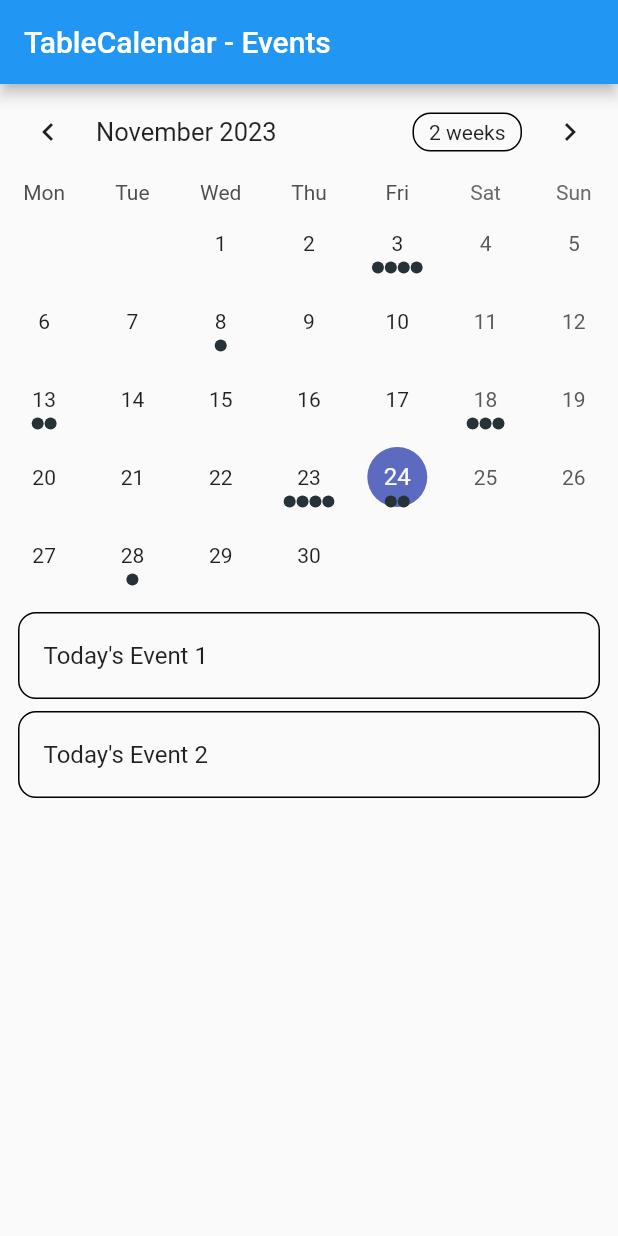
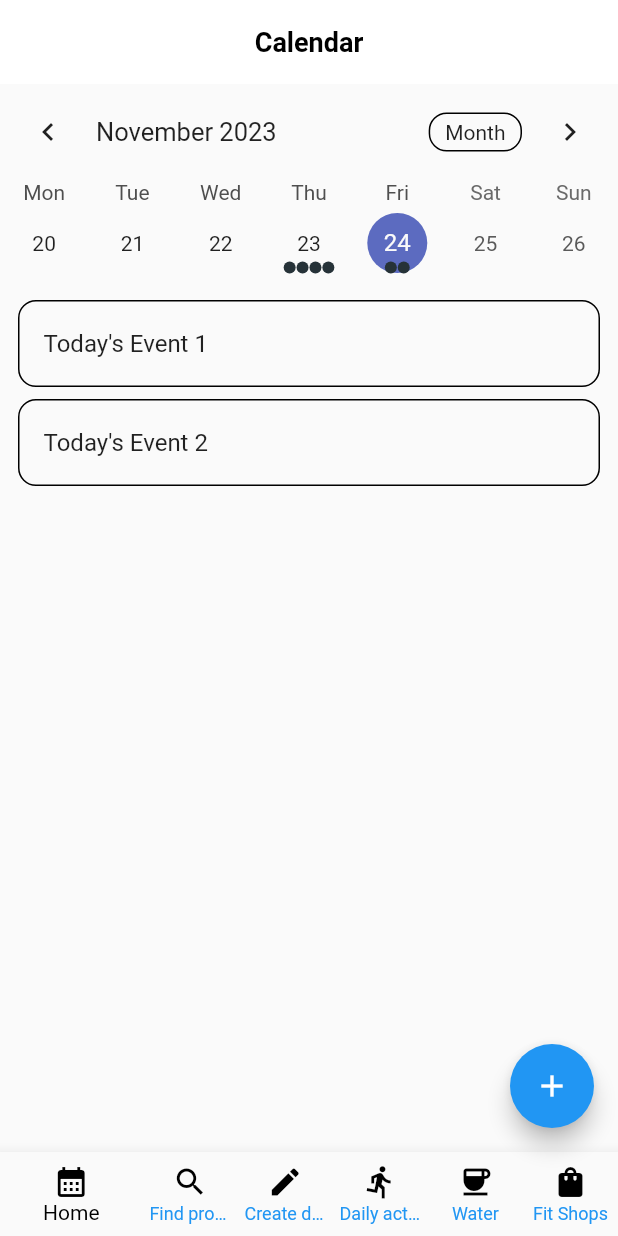
Before and after one commit to hardKokos/23_FitMe, a Flutter app: the screen it shows after launch, on a phone screen of 412 x 824 dp. Run offline on Flutter 3.47's test engine with Material 2 defaults, Android fonts, the phone set to English and light mode, and no system bars; drawn by our look-alikes of table_calendar; our stand-ins replace flutter_form_builder.

Commit message:
Started new build. First touches on home page

```diff
--- /dev/null
+++ b/frontend/fit_me/lib/calendar.dart
@@ -0,0 +1,186 @@
+import 'package:flutter/material.dart';
+import 'package:table_calendar/table_calendar.dart';
+import 'events.dart';
+import 'form.dart';
+
+class EventCalendarPage extends StatefulWidget {
+  const EventCalendarPage({super.key});
+
+  @override
+  _EventCalendarPageState createState() => _EventCalendarPageState();
+}
+
+class _EventCalendarPageState extends State<EventCalendarPage> {
+  late final ValueNotifier<List<Event>> _selectedEvents;
+  CalendarFormat _calendarFormat = CalendarFormat.week; // Can be toggled on/off by longpressing a date
+  DateTime _focusedDay = DateTime.now();
+  DateTime? _selectedDay;
+  int _currentIndex = 0;
+
+  @override
+  void initState() {
+    super.initState();
+
+    _selectedDay = _focusedDay;
+    _selectedEvents = ValueNotifier(_getEventsForDay(_selectedDay!));
+  }
+
+  @override
+  void dispose() {
+    _selectedEvents.dispose();
+    super.dispose();
+  }
+
+  List<Event> _getEventsForDay(DateTime day) {
+    // Implementation example
+    return kEvents[day] ?? [];
+  }
+
+  void _onDaySelected(DateTime selectedDay, DateTime focusedDay) {
+    if (!isSameDay(_selectedDay, selectedDay)) {
+      setState(() {
+        _selectedDay = selectedDay;
+        _focusedDay = focusedDay;
+      });
+
+      _selectedEvents.value = _getEventsForDay(selectedDay);
+    }
+  }
+
+  @override
+  Widget build(BuildContext context) {
+    return Scaffold(
+      appBar: AppBar(
+        title: const Text(
+          'Calendar',
+          style: TextStyle(
+            fontSize: 18,
+            fontWeight: FontWeight.bold,
+            color: Colors.black
+          ),
+          ),
+        backgroundColor: Colors.white,
+        centerTitle: true,
+        elevation: 0.0,
+      ),
+      floatingActionButton: FloatingActionButton(
+        onPressed: () {
+          // Add onPressed event
+          showModalBottomSheet(
+            context: context,
+            builder: (BuildContext context) {
+              return CustomForm();
+            },
+          );
+        },
+        child: const Icon(Icons.add),
+      ),
+      bottomNavigationBar: BottomNavigationBar(
+        currentIndex: _currentIndex,
+        showUnselectedLabels: true,
+        selectedItemColor: Colors.black,
+        unselectedItemColor: Colors.blue,
+        onTap: (int index){
+          setState(() {
+            _currentIndex = index;
+          });
+        },
+        items: [
+          BottomNavigationBarItem(
+            icon: Icon(
+              Icons.calendar_month,
+              color: Colors.black,
+              ),
+            label: 'Home',
+          ),
+          BottomNavigationBarItem(
+            icon: Icon(
+              Icons.search,
+              color: Colors.black,
+              ),
+            label: 'Find product',
+          ),
+          BottomNavigationBarItem(
+            icon: Icon(
+              Icons.create,
+              color: Colors.black,
+              ),
+            label: 'Create diet',
+          ),
+          BottomNavigationBarItem(
+            icon: Icon(
+              Icons.directions_run,
+              color: Colors.black,
+              ),
+            label: 'Daily activites',
+          ),
+          BottomNavigationBarItem(
+            icon: Icon(
+              Icons.coffee,
+              color: Colors.black,
+              ),
+            label: 'Water',
+          ),
+          BottomNavigationBarItem(
+            icon: Icon(
+              Icons.shopping_bag,
+              color: Colors.black,
+              ),
+            label: 'Fit Shops',
+          ),
+        ],
+      ),
+      body: Column(
+        children: [
+          TableCalendar<Event>(
+            firstDay: kFirstDay,
+            lastDay: kLastDay,
+            focusedDay: _focusedDay,
+            selectedDayPredicate: (day) => isSameDay(_selectedDay, day),
+            calendarFormat: _calendarFormat,
+            eventLoader: _getEventsForDay,
+            startingDayOfWeek: StartingDayOfWeek.monday,
+            onDaySelected: _onDaySelected,
+            onFormatChanged: (format) {
+              if (_calendarFormat != format) {
+                setState(() {
+                  _calendarFormat = format;
+                });
+              }
+            },
+            onPageChanged: (focusedDay) {
+              _focusedDay = focusedDay;
+            },
+          ),
+          const SizedBox(height: 8.0),
+          Expanded(
+            child: ValueListenableBuilder<List<Event>>(
+              valueListenable: _selectedEvents,
+              builder: (context, value, _) {
+                return ListView.builder(
+                  itemCount: value.length,
+                  itemBuilder: (context, index) {
+                    return Container(
+                      margin: const EdgeInsets.symmetric(
+                        horizontal: 12.0,
+                        vertical: 4.0,
+                      ),
+                      decoration: BoxDecoration(
+                        border: Border.all(),
+                        borderRadius: BorderRadius.circular(12.0),
+                      ),
+                      child: ListTile(
+                        onTap: () => print('${value[index]}'), //edit option
+                        title: Text('${value[index]}'),
+                      ),
+                    );
+                  },
+                );
+              },
+            ),
+          ),
+        ],
+      ),
+    );
+  }
+}
--- a/frontend/fit_me/lib/main.dart
+++ b/frontend/fit_me/lib/main.dart
@@ -1,157 +1,19 @@
-// Copyright 2019 Aleksander Woźniak
-// SPDX-License-Identifier: Apache-2.0
+import 'package:fit_me/calendar.dart';
+import 'package:flutter/material.dart';
 
-import 'package:flutter/material.dart';
-import 'package:table_calendar/table_calendar.dart';
-import '../utils.dart';
 
 void main() {
-  runApp(MaterialApp(
-    home: TableEventsExample(),
-  ));
+  runApp(const FitMe());
 }
 
-class TableEventsExample extends StatefulWidget {
-  @override
-  _TableEventsExampleState createState() => _TableEventsExampleState();
-}
+class FitMe extends StatelessWidget {
+  const FitMe({super.key});
 
-class _TableEventsExampleState extends State<TableEventsExample> {
-  late final ValueNotifier<List<Event>> _selectedEvents;
-  CalendarFormat _calendarFormat = CalendarFormat.month;
-  RangeSelectionMode _rangeSelectionMode = RangeSelectionMode
-      .toggledOff; // Can be toggled on/off by longpressing a date
-  DateTime _focusedDay = DateTime.now();
-  DateTime? _selectedDay;
-  DateTime? _rangeStart;
-  DateTime? _rangeEnd;
-
-  @override
-  void initState() {
-    super.initState();
-
-    _selectedDay = _focusedDay;
-    _selectedEvents = ValueNotifier(_getEventsForDay(_selectedDay!));
-  }
-
-  @override
-  void dispose() {
-    _selectedEvents.dispose();
-    super.dispose();
-  }
-
-  List<Event> _getEventsForDay(DateTime day) {
-    // Implementation example
-    return kEvents[day] ?? [];
-  }
-
-  List<Event> _getEventsForRange(DateTime start, DateTime end) {
-    // Implementation example
-    final days = daysInRange(start, end);
-
-    return [
-      for (final d in days) ..._getEventsForDay(d),
-    ];
-  }
-
-  void _onDaySelected(DateTime selectedDay, DateTime focusedDay) {
-    if (!isSameDay(_selectedDay, selectedDay)) {
-      setState(() {
-        _selectedDay = selectedDay;
-        _focusedDay = focusedDay;
-        _rangeStart = null; // Important to clean those
-        _rangeEnd = null;
-        _rangeSelectionMode = RangeSelectionMode.toggledOff;
-      });
-
-      _selectedEvents.value = _getEventsForDay(selectedDay);
-    }
-  }
-
-  void _onRangeSelected(DateTime? start, DateTime? end, DateTime focusedDay) {
-    setState(() {
-      _selectedDay = null;
-      _focusedDay = focusedDay;
-      _rangeStart = start;
-      _rangeEnd = end;
-      _rangeSelectionMode = RangeSelectionMode.toggledOn;
-    });
-
-    // `start` or `end` could be null
-    if (start != null && end != null) {
-      _selectedEvents.value = _getEventsForRange(start, end);
-    } else if (start != null) {
-      _selectedEvents.value = _getEventsForDay(start);
-    } else if (end != null) {
-      _selectedEvents.value = _getEventsForDay(end);
-    }
-  }
-
-  @override
+@override
   Widget build(BuildContext context) {
-    return Scaffold(
-      appBar: AppBar(
-        title: Text('TableCalendar - Events'),
-      ),
-      body: Column(
-        children: [
-          TableCalendar<Event>(
-            firstDay: kFirstDay,
-            lastDay: kLastDay,
-            focusedDay: _focusedDay,
-            selectedDayPredicate: (day) => isSameDay(_selectedDay, day),
-            rangeStartDay: _rangeStart,
-            rangeEndDay: _rangeEnd,
-            calendarFormat: _calendarFormat,
-            rangeSelectionMode: _rangeSelectionMode,
-            eventLoader: _getEventsForDay,
-            startingDayOfWeek: StartingDayOfWeek.monday,
-            calendarStyle: CalendarStyle(
-              // Use `CalendarStyle` to customize the UI
-              outsideDaysVisible: false,
-            ),
-            onDaySelected: _onDaySelected,
-            onRangeSelected: _onRangeSelected,
-            onFormatChanged: (format) {
-              if (_calendarFormat != format) {
-                setState(() {
-                  _calendarFormat = format;
-                });
-              }
-            },
-            onPageChanged: (focusedDay) {
-              _focusedDay = focusedDay;
-            },
-          ),
-          const SizedBox(height: 8.0),
-          Expanded(
-            child: ValueListenableBuilder<List<Event>>(
-              valueListenable: _selectedEvents,
-              builder: (context, value, _) {
-                return ListView.builder(
-                  itemCount: value.length,
-                  itemBuilder: (context, index) {
-                    return Container(
-                      margin: const EdgeInsets.symmetric(
-                        horizontal: 12.0,
-                        vertical: 4.0,
-                      ),
-                      decoration: BoxDecoration(
-                        border: Border.all(),
-                        borderRadius: BorderRadius.circular(12.0),
-                      ),
-                      child: ListTile(
-                        onTap: () => print('${value[index]}'),
-                        title: Text('${value[index]}'),
-                      ),
-                    );
-                  },
-                );
-              },
-            ),
-          ),
-        ],
-      ),
+    return const MaterialApp(
+      debugShowCheckedModeBanner: false,
+      home: EventCalendarPage(),
     );
   }
 }
--- a/frontend/fit_me/pubspec.yaml
+++ b/frontend/fit_me/pubspec.yaml
@@ -30,12 +30,14 @@ environment:
 dependencies:
   flutter:
     sdk: flutter
-
+  http: ^0.13.3
 
   # The following adds the Cupertino Icons font to your application.
   # Use with the CupertinoIcons class for iOS style icons.
   cupertino_icons: ^1.0.2
   table_calendar: ^3.0.9
+  flutter_form_builder: ^9.1.1
+  # shared_preferences: ^2.0.15
 
 dev_dependencies:
   flutter_test:
```
Also changed, not shown: frontend/fit_me/lib/events.dart (renamed from frontend/fit_me/lib/utils.dart, +7 -9 lines), frontend/fit_me/lib/form.dart (added, +31 -0 lines), frontend/fit_me/pubspec.lock, 8 other files.
